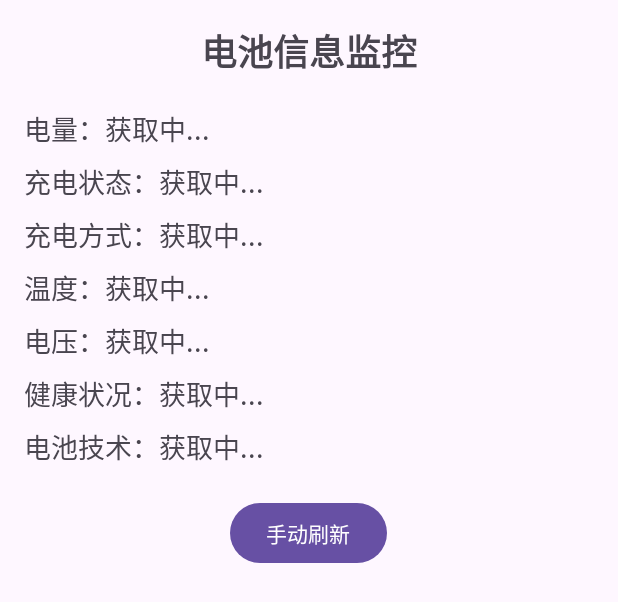
After one commit to caoyang9/Cxk-app, an Android app: the layout activity_battery.xml on its own in the app's theme, with its tools: preview values and no code run, on a phone screen of 412 x 824 dp. The commit adds this screen. Shown: the top 602 px of the screen. Run offline under Robolectric (Android 15) with nearby library versions, the phone set to English and light mode, and no system bars.

Commit message:
feat:BatteryManager查看电池信息并更新UI

```diff
--- a/app/src/main/AndroidManifest.xml
+++ b/app/src/main/AndroidManifest.xml
@@ -122,6 +122,7 @@
                 android:name="android.hardware.usb.action.USB_DEVICE_ATTACHED"
                 android:resource="@xml/usb_device_filter" />
         </activity>
+        <activity android:name=".mmiActivity.BatteryActivity" android:exported="false"/>
         <!-- 重构的Activity -->
         <activity android:name=".environmentanddebug.HelloWorldActivity" android:exported="false"/>
         <activity android:name=".environmentanddebug.LogActivity" android:exported="false"/>
--- a/app/src/main/java/com/yang/androiddemolog/mmiActivity/MMIActivity.java
+++ b/app/src/main/java/com/yang/androiddemolog/mmiActivity/MMIActivity.java
@@ -36,7 +36,7 @@ public class MMIActivity extends AppCompatActivity {
     private Button lightSensorBtn, proximitySensorBtn, gravitySensorBtn, accelerationSensorBtn,
             gyroscopeSensorBtn, magneticFieldSensorBtn, game1Btn, game2Btn;
 
-    private Button usbBtn, otgBtn;
+    private Button usbBtn, otgBtn, batteryBtn;
 
     @Override
     protected void onCreate(@Nullable Bundle savedInstanceState) {
@@ -78,6 +78,7 @@ public class MMIActivity extends AppCompatActivity {
 
         usbBtn = findViewById(R.id.btn_usb);
         otgBtn = findViewById(R.id.btn_otg);
+        batteryBtn = findViewById(R.id.btn_power);
 
         brightnessBtn.setOnClickListener(v -> startActivity(new Intent(MMIActivity.this, BrightnessActivity.class)));
         imageBtn.setOnClickListener(v -> startActivity(new Intent(MMIActivity.this, ImageActivity.class)));
@@ -103,6 +104,8 @@ public class MMIActivity extends AppCompatActivity {
 
         usbBtn.setOnClickListener(v -> startActivity(new Intent(MMIActivity.this, USBActivity.class)));
         otgBtn.setOnClickListener(v -> startActivity(new Intent(MMIActivity.this, OTGActivity.class)));
+        batteryBtn.setOnClickListener(v -> startActivity(new Intent(MMIActivity.this, BatteryActivity.class)));
+
     }
 
     private void initMappings() {
--- /dev/null
+++ b/app/src/main/res/layout/activity_battery.xml
@@ -0,0 +1,80 @@
+<?xml version="1.0" encoding="utf-8"?>
+<LinearLayout xmlns:android="http://schemas.android.com/apk/res/android"
+    android:layout_width="match_parent"
+    android:layout_height="match_parent"
+    android:orientation="vertical"
+    android:padding="16dp">
+
+    <TextView
+        android:layout_width="match_parent"
+        android:layout_height="wrap_content"
+        android:text="电池信息监控"
+        android:textSize="24sp"
+        android:textStyle="bold"
+        android:gravity="center"
+        android:layout_marginBottom="20dp" />
+
+    <TextView
+        android:id="@+id/tv_batteryLevel"
+        android:layout_width="match_parent"
+        android:layout_height="wrap_content"
+        android:text="电量：获取中..."
+        android:textSize="18sp"
+        android:layout_marginBottom="8dp" />
+
+    <TextView
+        android:id="@+id/tv_chargingStatus"
+        android:layout_width="match_parent"
+        android:layout_height="wrap_content"
+        android:text="充电状态：获取中..."
+        android:textSize="18sp"
+        android:layout_marginBottom="8dp" />
+
+    <TextView
+        android:id="@+id/tv_chargingType"
+        android:layout_width="match_parent"
+        android:layout_height="wrap_content"
+        android:text="充电方式：获取中..."
+        android:textSize="18sp"
+        android:layout_marginBottom="8dp" />
+
+    <TextView
+        android:id="@+id/tv_temperature"
+        android:layout_width="match_parent"
+        android:layout_height="wrap_content"
+        android:text="温度：获取中..."
+        android:textSize="18sp"
+        android:layout_marginBottom="8dp" />
+
+    <TextView
+        android:id="@+id/tv_voltage"
+        android:layout_width="match_parent"
+        android:layout_height="wrap_content"
+        android:text="电压：获取中..."
+        android:textSize="18sp"
+        android:layout_marginBottom="8dp" />
+
+    <TextView
+        android:id="@+id/tv_health"
+        android:layout_width="match_parent"
+        android:layout_height="wrap_content"
+        android:text="健康状况：获取中..."
+        android:textSize="18sp"
+        android:layout_marginBottom="8dp" />
+
+    <TextView
+        android:id="@+id/tv_technology"
+        android:layout_width="match_parent"
+        android:layout_height="wrap_content"
+        android:text="电池技术：获取中..."
+        android:textSize="18sp"
+        android:layout_marginBottom="20dp" />
+
+    <Button
+        android:id="@+id/btn_refresh"
+        android:layout_width="wrap_content"
+        android:layout_height="wrap_content"
+        android:text="手动刷新"
+        android:layout_gravity="center" />
+
+</LinearLayout>
--- a/app/src/main/res/layout/activity_mmi2.xml
+++ b/app/src/main/res/layout/activity_mmi2.xml
@@ -665,7 +665,7 @@
                             android:textSize="14sp" />
 
                         <Button
-                            android:id="@+id/power"
+                            android:id="@+id/btn_power"
                             android:layout_width="0dp"
                             android:layout_height="49dp"
                             android:layout_weight="1"
```
Also changed, not shown: app/src/main/java/com/yang/androiddemolog/mmiActivity/BatteryActivity.java (added, +221 -0 lines).
